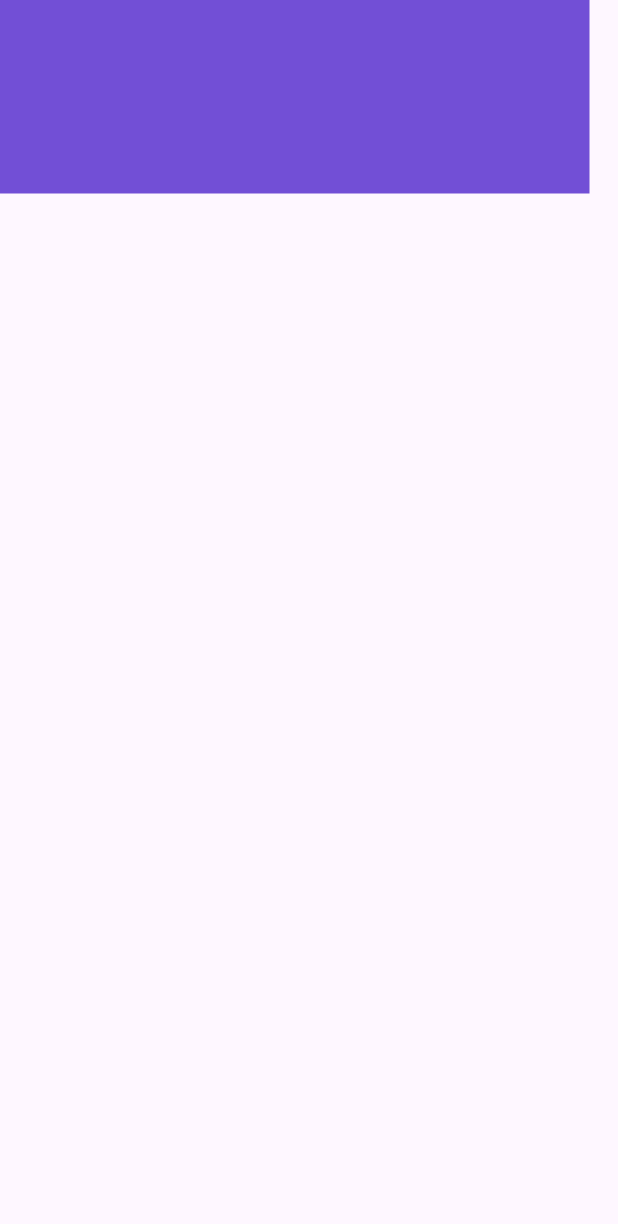
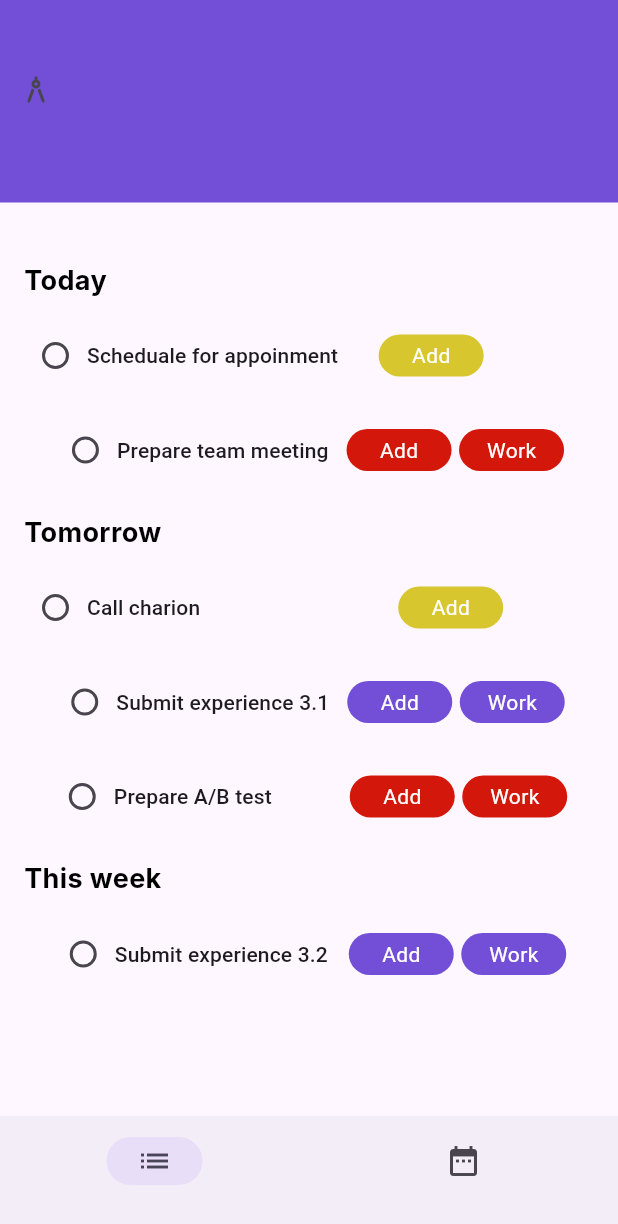
Before and after one commit to shraddhagaudani/todo_list_app, a Flutter app: the List_page screen opened by its route, on a phone screen of 412 x 824 dp. Shown: the top 1224 px of the screen. Run offline on Flutter 3.47's test engine with Material 2 defaults, Android fonts, the phone set to English and light mode, and no system bars; our stand-ins replace firebase_auth, firebase_core, get, get_storage, google_sign_in, sqflite; accounts and stored records are empty; Roboto replaces fonts that are missing (Inter).

Commit message:
17/09/23

```diff
--- /dev/null
+++ b/lib/components/calender_omponents.dart
@@ -0,0 +1,26 @@
+import 'package:flutter/material.dart';
+
+class calender_component extends StatefulWidget {
+  const calender_component({super.key});
+
+  @override
+  State<calender_component> createState() => _calender_componentState();
+}
+
+class _calender_componentState extends State<calender_component> {
+  @override
+  Widget build(BuildContext context) {
+    return Scaffold(body:
+        Column(
+          children: [
+            Container(
+              width: 393,
+              height: 129,
+              decoration: const BoxDecoration(
+                color: Color(0xFF724FD6),
+              ),
+            )
+          ],
+        ),);
+  }
+}
--- /dev/null
+++ b/lib/components/list_component.dart
@@ -0,0 +1,380 @@
+import 'package:flutter/material.dart';
+
+class List_component extends StatefulWidget {
+  const List_component({super.key});
+
+  @override
+  State<List_component> createState() => _List_componentState();
+}
+
+class _List_componentState extends State<List_component> {
+  String? today;
+  String? tomorrow;
+  String? thisweek;
+  GlobalKey<ScaffoldState> scaffoldkey = GlobalKey<ScaffoldState>();
+
+  @override
+  Widget build(BuildContext context) {
+    return Scaffold(
+      key: scaffoldkey,
+      body: Column(
+        children: [
+          Container(
+            width: 800,
+            height: 135,
+            decoration: const BoxDecoration(
+              color: Color(0xFF724FD6),
+            ),
+            child: Column(
+              children: [
+                const SizedBox(
+                  height: 20,
+                ),
+                Row(
+                  children: [
+                    const SizedBox(
+                      height: 80,
+                    ),
+                    IconButton(
+                        onPressed: () {}, icon: const Icon(Icons.architecture)),
+                    // TextField(decoration: InputDecoration()),
+                  ],
+                ),
+              ],
+            ),
+          ),
+          Padding(
+            padding: const EdgeInsets.all(16),
+            child: Column(
+              children: [
+                SizedBox(height: 25,),
+                const Row(
+                  children: [
+
+                    Text(
+                      'Today',
+                      style: TextStyle(
+                        color: Colors.black,
+                        fontSize: 18,
+                        fontFamily: 'Inter',
+                        fontWeight: FontWeight.w700,
+                        height: 0,
+                      ),
+                    ),
+                  ],
+                ),
+                const SizedBox(
+                  height: 15,
+                ),
+                Row(
+                  children: [
+                    RadioMenuButton(
+                      value: "Scheduale for appoinment",
+                      groupValue: today,
+                      onChanged: (val) {
+                        setState(() {
+                          today = val;
+                        });
+                      },
+                      child: const Text("Scheduale for appoinment"),
+                    ),
+                    const SizedBox(
+                      width: 15,
+                    ),
+                    Container(
+                      alignment: Alignment.center,
+                      width: 70,
+                      height: 28,
+                      decoration: BoxDecoration(
+                        color: Color(0xFFD7C62D),
+                        borderRadius: BorderRadius.circular(15),
+                      ),
+                      child: const Text(
+                        "Add",
+                        style: TextStyle(color: Colors.white),
+                      ),
+                    ),
+                  ],
+                ),
+                const SizedBox(
+                  height: 15,
+                ),
+                SingleChildScrollView(
+                  scrollDirection: Axis.horizontal,
+                  child: Row(
+                    children: [
+                      RadioMenuButton(
+                        value: "Prepare team meeting",
+                        groupValue: today,
+                        onChanged: (val) {
+                          setState(() {
+                            today = val;
+                          });
+                        },
+                        child: const Text("Prepare team meeting"),
+                      ),
+                      Container(
+                        alignment: Alignment.center,
+                        width: 70,
+                        height: 28,
+                        decoration: ShapeDecoration(
+                          color: const Color(0xFFD4170B),
+                          shape: RoundedRectangleBorder(
+                            borderRadius: BorderRadius.circular(15),
+                          ),
+                        ),
+                        child: const Text(
+                          "Add",
+                          style: TextStyle(color: Colors.white),
+                        ),
+                      ),
+                      const SizedBox(
+                        width: 5,
+                      ),
+                      Container(
+                        alignment: Alignment.center,
+                        width: 70,
+                        height: 28,
+                        decoration: ShapeDecoration(
+                          color: Color(0xFFD4170B),
+                          shape: RoundedRectangleBorder(
+                            borderRadius: BorderRadius.circular(15),
+                          ),
+                        ),
+                        child: const Text(
+                          "Work",
+                          style: TextStyle(color: Colors.white),
+                        ),
+                      )
+                    ],
+                  ),
+                ),
+                const SizedBox(
+                  height: 20,
+                ),
+                const Row(
+                  children: [
+                    Text(
+                      'Tomorrow',
+                      style: TextStyle(
+                        color: Colors.black,
+                        fontSize: 18,
+                        fontFamily: 'Inter',
+                        fontWeight: FontWeight.w700,
+                        height: 0,
+                      ),
+                    ),
+                    SizedBox(
+                      height: 15,
+                    ),
+                  ],
+                ),
+                const SizedBox(
+                  height: 15,
+                ),
+                Row(
+                  children: [
+                    RadioMenuButton(
+                      value: "Call charion",
+                      groupValue: tomorrow,
+                      onChanged: (val) {
+                        setState(() {
+                          tomorrow = val;
+                        });
+                      },
+                      child: const Text("Call charion"),
+                    ),
+                    const SizedBox(
+                      width: 120,
+                    ),
+                    Container(
+                      alignment: Alignment.center,
+                      width: 70,
+                      height: 28,
+                      decoration: BoxDecoration(
+                          color: const Color(0xFFD7C62D),
+                          borderRadius: BorderRadius.circular(15)),
+                      child: const Text(
+                        "Add",
+                        style: TextStyle(color: Colors.white),
+                      ),
+                    ),
+                  ],
+                ),
+                const SizedBox(
+                  height: 15,
+                ),
+                SingleChildScrollView(
+                  scrollDirection: Axis.horizontal,
+                  child: Row(
+                    children: [
+                      RadioMenuButton(
+                          value: "Submit experience 3.1",
+                          groupValue: tomorrow,
+                          onChanged: (val) {
+                            setState(() {
+                              tomorrow = val;
+                            });
+                          },
+                          child: const Text("Submit experience 3.1")),
+                      Container(
+                        alignment: Alignment.center,
+                        width: 70,
+                        height: 28,
+                        decoration: BoxDecoration(
+                          color: Color(0xFF724FD6),
+                          borderRadius: BorderRadius.circular(15),
+                        ),
+                        child: const Text(
+                          "Add",
+                          style: TextStyle(color: Colors.white),
+                        ),
+                      ),
+                      const SizedBox(
+                        width: 5,
+                      ),
+                      Container(
+                        alignment: Alignment.center,
+                        width: 70,
+                        height: 28,
+                        decoration: BoxDecoration(
+                          color: const Color(0xFF724FD6),
+                          borderRadius: BorderRadius.circular(15),
+                        ),
+                        child: const Text(
+                          "Work",
+                          style: TextStyle(color: Colors.white),
+                        ),
+                      )
+                    ],
+                  ),
+                ),
+                const SizedBox(
+                  height: 15,
+                ),
+                SingleChildScrollView(
+                  scrollDirection: Axis.horizontal,
+                  child: Row(
+                    children: [
+                      RadioMenuButton(
+                        value: "Prepare A/B test",
+                        groupValue: tomorrow,
+                        onChanged: (val) {
+                          setState(() {
+                            tomorrow = val;
+                          });
+                        },
+                        child: const Text("Prepare A/B test"),
+                      ),
+                      const SizedBox(
+                        width: 40,
+                      ),
+                      Container(
+                        alignment: Alignment.center,
+                        width: 70,
+                        height: 28,
+                        decoration: BoxDecoration(
+                          color: const Color(0xFFD4170B),
+                          borderRadius: BorderRadius.circular(15),
+                        ),
+                        child: const Text(
+                          "Add",
+                          style: TextStyle(color: Colors.white),
+                        ),
+                      ),
+                      const SizedBox(
+                        width: 5,
+                      ),
+                      Container(
+                        alignment: Alignment.center,
+                        width: 70,
+                        height: 28,
+                        decoration: BoxDecoration(
+                          color: const Color(0xFFD4170B),
+                          borderRadius: BorderRadius.circular(15),
+                        ),
+                        child: const Text(
+                          "Work",
+                          style: TextStyle(color: Colors.white),
+                        ),
+                      ),
+                    ],
+                  ),
+                ),
+                const SizedBox(
+                  height: 20,
+                ),
+                const Row(
+                  children: [
+                    Text(
+                      'This week',
+                      style: TextStyle(
+                        color: Colors.black,
+                        fontSize: 18,
+                        fontFamily: 'Inter',
+                        fontWeight: FontWeight.w700,
+                        height: 0,
+                      ),
+                    ),
+                  ],
+                ),
+                const SizedBox(
+                  height: 15,
+                ),
+                SingleChildScrollView(
+                  scrollDirection: Axis.horizontal,
+                  child: Row(
+                    children: [
+                      RadioMenuButton(
+                        value: "Submit experience 3.2",
+                        groupValue: thisweek,
+                        onChanged: (val) {
+                          setState(() {
+                            thisweek = val;
+                          });
+                        },
+                        child: const Text("Submit experience 3.2"),
+                      ),
+                      const SizedBox(
+                        width: 2,
+                      ),
+                      Container(
+                        alignment: Alignment.center,
+                        width: 70,
+                        height: 28,
+                        decoration: BoxDecoration(
+                          color: Color(0xFF724FD6),
+                          borderRadius: BorderRadius.circular(15),
+                        ),
+                        child: Text(
+                          "Add",
+                          style: TextStyle(color: Colors.white),
+                        ),
+                      ),
+                      SizedBox(
+                        width: 5,
+                      ),
+                      Container(
+                        alignment: Alignment.center,
+                        width: 70,
+                        height: 28,
+                        decoration: BoxDecoration(
+                          color: Color(0xFF724FD6),
+                          borderRadius: BorderRadius.circular(15),
+                        ),
+                        child: const Text(
+                          "Work",
+                          style: TextStyle(color: Colors.white),
+                        ),
+                      ),
+                    ],
+                  ),
+                ),
+              ],
+            ),
+          )
+        ],
+      ),
+    );
+  }
+}
--- /dev/null
+++ b/lib/controllers/navigation_controller.dart
@@ -0,0 +1,7 @@
+import 'package:flutter/cupertino.dart';
+import 'package:get/get.dart';
+
+class NavigationController extends GetxController{
+  int initialval = 0;
+  PageController pageController = PageController();
+}
--- a/lib/views/screens/home_page.dart
+++ b/lib/views/screens/home_page.dart
@@ -6,6 +6,8 @@ import 'package:todo_list_app/controllers/theme_controller.dart';
 import 'package:todo_list_app/helpers/db_helper.dart';
 import 'package:todo_list_app/helpers/firebase_auth_helper.dart';
 import 'package:todo_list_app/models/todo_model.dart';
+
+import '../../components/calender_omponents.dart';
 
 class Home_page extends StatefulWidget {
   const Home_page({super.key});
@@ -146,7 +148,7 @@ class _Home_pageState extends State<Home_page> {
                           ),
                           IconButton(
                             onPressed: () {
-                              Get.toNamed('/calender_page');
+                              // Get.toNamed('calender_component()');
                             },
                             icon: const Icon(
                               Icons.list_alt_rounded,
@@ -156,6 +158,7 @@ class _Home_pageState extends State<Home_page> {
                           const SizedBox(
                             width: 70,
                           ),
+
                           IconButton(
                             onPressed: () {},
                             icon: const Icon(
--- a/lib/views/screens/list_page.dart
+++ b/lib/views/screens/list_page.dart
@@ -1,4 +1,9 @@
 import 'package:flutter/material.dart';
+import 'package:get/get.dart';
+import 'package:todo_list_app/components/calender_omponents.dart';
+import 'package:todo_list_app/components/list_component.dart';
+import 'package:todo_list_app/controllers/navigation_controller.dart';
+import 'package:todo_list_app/views/screens/calander_page.dart';
 
 class List_page extends StatefulWidget {
   const List_page({super.key});
@@ -8,19 +13,61 @@ class List_page extends StatefulWidget {
 }
 
 class _Listt_pageState extends State<List_page> {
+  NavigationController navigationController = Get.put(NavigationController());
+
   @override
   Widget build(BuildContext context) {
-    return Scaffold(
-      body: Column(
-        children: [Container(
-            width: 393,
-            height: 129,
-            decoration: const BoxDecoration(
-              color: Color(0xFF724FD6),
-            ),
-          )
-        ],
-      ),
+    return GetBuilder<NavigationController>(
+      builder: (_) {
+        return Scaffold(
+          // body: Column(
+          //   children: [
+          //     Container(
+          //       width: 393,
+          //       height: 129,
+          //       decoration: const BoxDecoration(
+          //         color: Color(0xFF724FD6),
+          //       ),
+          //     )
+          //   ],
+          // ),
+          body: PageView(
+            controller: navigationController.pageController,
+            pageSnapping: true,
+            scrollDirection: Axis.horizontal,
+            onPageChanged: (val) {
+              setState(
+                () {
+                  navigationController.initialval = val;
+                },
+              );
+            },
+            children: const [
+              List_component(),
+              calender_component(),
+            ],
+          ),
+          bottomNavigationBar: NavigationBar(
+            selectedIndex: navigationController.initialval,
+            onDestinationSelected: (val) {
+              setState(
+                () {
+                  navigationController.initialval = val;
+                  navigationController.pageController.animateToPage(
+                    navigationController.initialval,
+                    duration: const Duration(milliseconds: 800),
+                    curve: Curves.easeInOut,
+                  );
+                },
+              );
+            },
+            destinations: const [
+              NavigationDestination(icon: Icon(Icons.list), label: ""),
+              NavigationDestination(icon: Icon(Icons.date_range), label: ""),
+            ],
+          ),
+        );
+      },
     );
   }
 }
```
